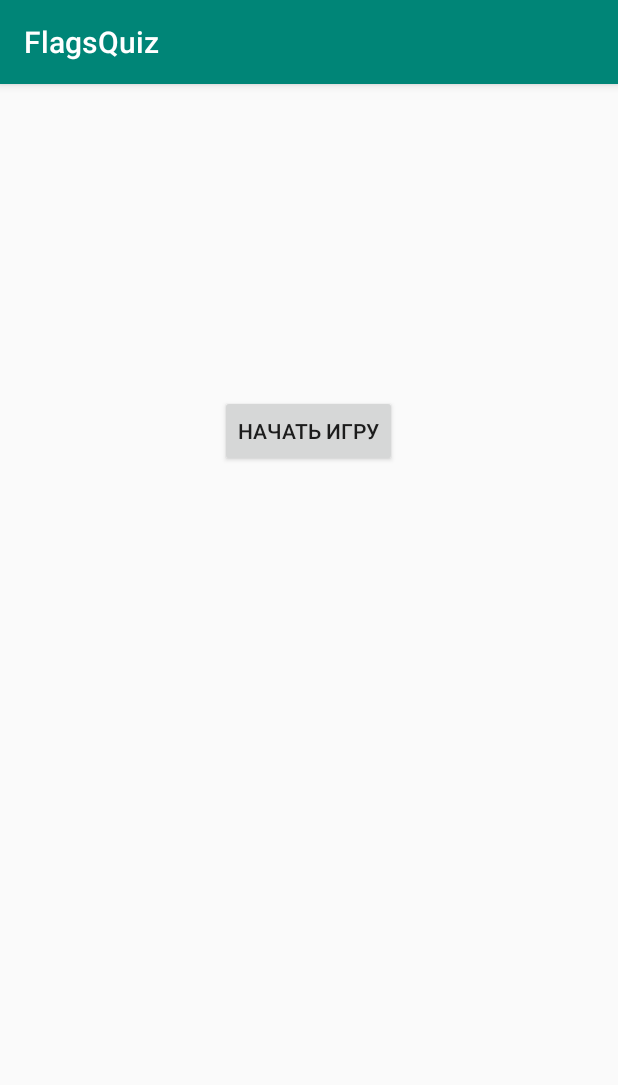
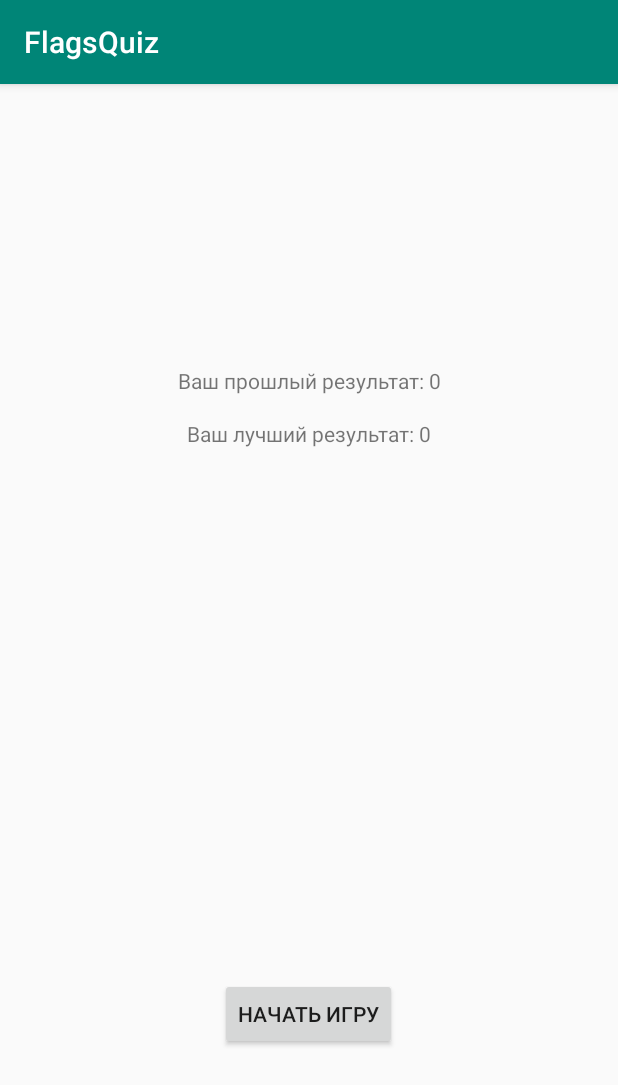
Before and after one commit to vjmarcus/FlagsQuiz, an Android app: the screen it shows after launch (MainActivity), on a phone screen of 412 x 824 dp. Shown: the top 1085 px of the screen. Run offline under Robolectric (Android 15) with nearby library versions, the phone set to English and light mode, and no system bars.

Commit message:
Final redaction - all work as expected!

```diff
--- a/app/src/main/java/com/freshappbooks/flagsquiz/MainActivity.java
+++ b/app/src/main/java/com/freshappbooks/flagsquiz/MainActivity.java
@@ -8,6 +8,9 @@ import android.content.SharedPreferences;
 import android.os.Bundle;
 import android.view.View;
 import android.widget.Button;
+import android.widget.TextView;
+
+import org.w3c.dom.Text;
 
 public class MainActivity extends AppCompatActivity {
 
@@ -15,10 +18,13 @@ public class MainActivity extends AppCompatActivity {
     private int bestResult;
     private int lastResult;
 
+    TextView textViewBestResult, textViewLastResult;
     @Override
     protected void onCreate(Bundle savedInstanceState) {
         super.onCreate(savedInstanceState);
         setContentView(R.layout.activity_main);
+        textViewBestResult = findViewById(R.id.textView_best_result);
+        textViewLastResult = findViewById(R.id.textView_last_result);
         startGameButton = findViewById(R.id.start_game_button);
         startGameButton.setOnClickListener(new View.OnClickListener() {
             @Override
@@ -29,7 +35,11 @@ public class MainActivity extends AppCompatActivity {
         });
 
         SharedPreferences prefs = getSharedPreferences(GameOverActivity.MY_PREF_NAME, MODE_PRIVATE);
+        lastResult = prefs.getInt("last", 0);
         bestResult = prefs.getInt("best", 0);
-        lastResult = prefs.getInt("last", 0);
+
+
+        textViewLastResult.setText("Ваш прошлый результат: " + lastResult);
+        textViewBestResult.setText("Ваш лучший результат: " + bestResult);
     }
 }
--- a/app/src/main/java/com/freshappbooks/flagsquiz/QuizActivity.java
+++ b/app/src/main/java/com/freshappbooks/flagsquiz/QuizActivity.java
@@ -32,9 +32,9 @@ public class QuizActivity extends AppCompatActivity {
     ImageView imageView0, imageView1, imageView2;
 
     private int gameCounter;
-    private int rightAnswerCounter;
+    public static int rightAnswerCounter;
     private int numberOfQuestion;
-    public static int numberOfRightAnswer;
+    private int numberOfRightAnswer;
     TextView textViewQuestionText, textViewGameCounter;
     Button button1, button2, button3, button0;
 
--- a/app/src/main/res/layout/activity_main.xml
+++ b/app/src/main/res/layout/activity_main.xml
@@ -16,5 +16,25 @@
         app:layout_constraintHorizontal_bias="0.498"
         app:layout_constraintStart_toStartOf="parent"
         app:layout_constraintTop_toTopOf="parent"
-        app:layout_constraintVertical_bias="0.288" />
+        app:layout_constraintVertical_bias="0.828" />
+
+    <TextView
+        android:id="@+id/textView_last_result"
+        android:layout_width="wrap_content"
+        android:layout_height="wrap_content"
+        android:layout_marginTop="188dp"
+        android:text="TextView"
+        app:layout_constraintEnd_toEndOf="parent"
+        app:layout_constraintStart_toStartOf="parent"
+        app:layout_constraintTop_toTopOf="parent" />
+
+    <TextView
+        android:id="@+id/textView_best_result"
+        android:layout_width="wrap_content"
+        android:layout_height="wrap_content"
+        android:layout_marginTop="16dp"
+        android:text="TextView"
+        app:layout_constraintEnd_toEndOf="parent"
+        app:layout_constraintStart_toStartOf="parent"
+        app:layout_constraintTop_toBottomOf="@+id/textView_last_result" />
 </androidx.constraintlayout.widget.ConstraintLayout>
```
Also changed, not shown: app/src/main/java/com/freshappbooks/flagsquiz/GameOverActivity.java (+17 -11 lines), app/src/main/res/layout/activity_game_over.xml (+12 -1 lines).
